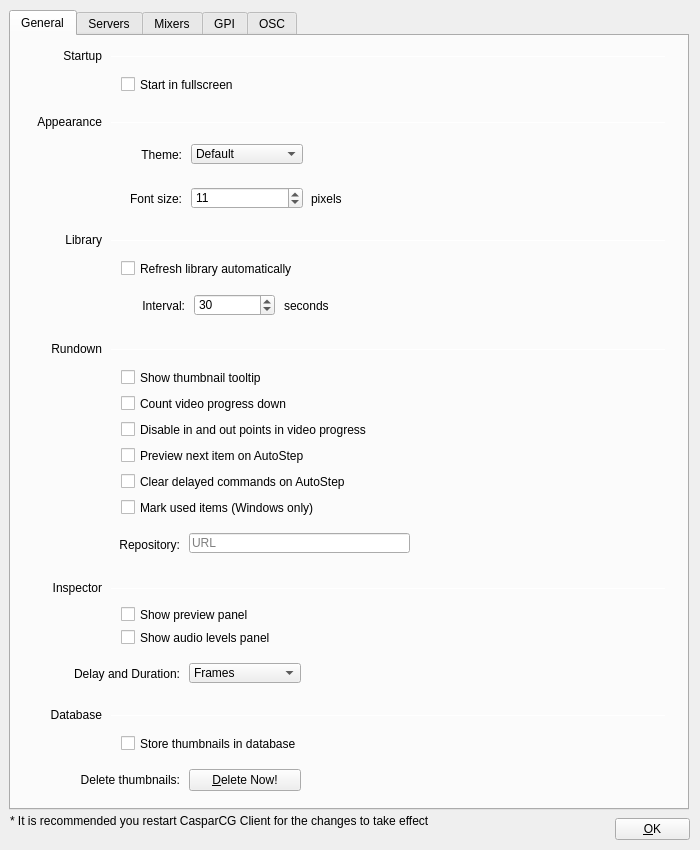
Qt form src/Widgets/SettingsDialog.ui (CasparCG/client) before a commit.
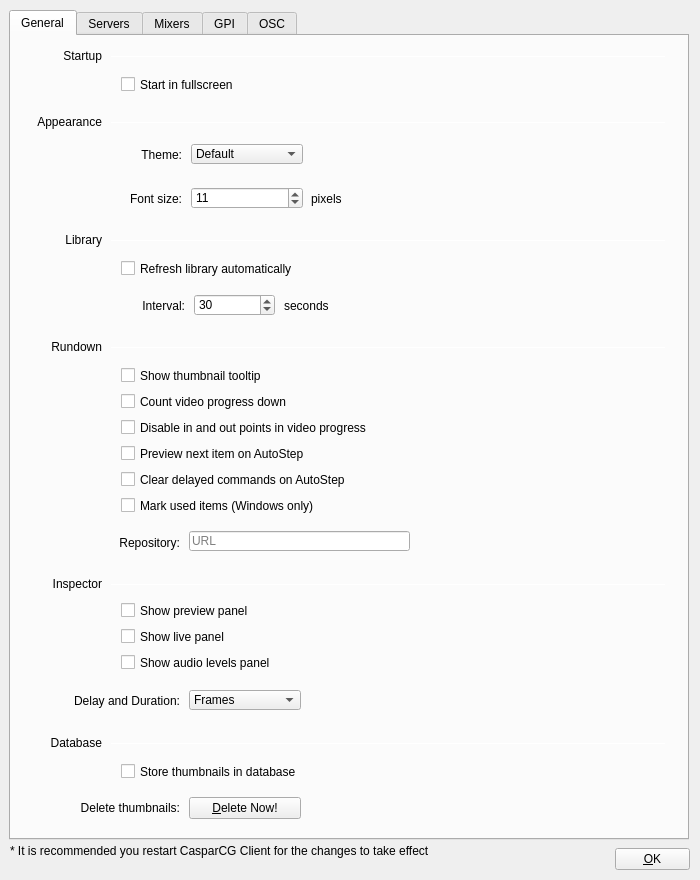
The same form after that commit.

```diff
--- a/src/Widgets/SettingsDialog.ui
+++ b/src/Widgets/SettingsDialog.ui
@@ -7,19 +7,19 @@
     <x>0</x>
     <y>0</y>
     <width>700</width>
-    <height>850</height>
+    <height>880</height>
    </rect>
   </property>
   <property name="minimumSize">
    <size>
     <width>700</width>
-    <height>850</height>
+    <height>880</height>
    </size>
   </property>
   <property name="maximumSize">
    <size>
     <width>700</width>
-    <height>850</height>
+    <height>880</height>
    </size>
   </property>
   <property name="windowTitle">
@@ -31,7 +31,7 @@
      <x>9</x>
      <y>10</y>
      <width>680</width>
-     <height>800</height>
+     <height>830</height>
     </rect>
    </property>
    <property name="focusPolicy">
@@ -254,7 +254,7 @@
      <property name="geometry">
       <rect>
        <x>10</x>
-       <y>305</y>
+       <y>303</y>
        <width>81</width>
        <height>16</height>
       </rect>
@@ -270,7 +270,7 @@
      <property name="geometry">
       <rect>
        <x>100</x>
-       <y>313</y>
+       <y>311</y>
        <width>555</width>
        <height>1</height>
       </rect>
@@ -283,7 +283,7 @@
      <property name="geometry">
       <rect>
        <x>110</x>
-       <y>333</y>
+       <y>331</y>
        <width>171</width>
        <height>17</height>
       </rect>
@@ -299,7 +299,7 @@
      <property name="geometry">
       <rect>
        <x>110</x>
-       <y>359</y>
+       <y>357</y>
        <width>201</width>
        <height>17</height>
       </rect>
@@ -315,7 +315,7 @@
      <property name="geometry">
       <rect>
        <x>110</x>
-       <y>385</y>
+       <y>383</y>
        <width>291</width>
        <height>17</height>
       </rect>
@@ -331,7 +331,7 @@
      <property name="geometry">
       <rect>
        <x>10</x>
-       <y>544</y>
+       <y>540</y>
        <width>81</width>
        <height>16</height>
       </rect>
@@ -347,7 +347,7 @@
      <property name="geometry">
       <rect>
        <x>100</x>
-       <y>552</y>
+       <y>548</y>
        <width>555</width>
        <height>1</height>
       </rect>
@@ -360,7 +360,7 @@
      <property name="geometry">
       <rect>
        <x>178</x>
-       <y>627</y>
+       <y>654</y>
        <width>112</width>
        <height>20</height>
       </rect>
@@ -386,7 +386,7 @@
      <property name="geometry">
       <rect>
        <x>28</x>
-       <y>628</y>
+       <y>655</y>
        <width>141</width>
        <height>20</height>
       </rect>
@@ -444,7 +444,7 @@
      <property name="geometry">
       <rect>
        <x>178</x>
-       <y>497</y>
+       <y>495</y>
        <width>221</width>
        <height>20</height>
       </rect>
@@ -460,7 +460,7 @@
      <property name="geometry">
       <rect>
        <x>88</x>
-       <y>499</y>
+       <y>497</y>
        <width>81</width>
        <height>20</height>
       </rect>
@@ -476,7 +476,7 @@
      <property name="geometry">
       <rect>
        <x>110</x>
-       <y>411</y>
+       <y>409</y>
        <width>291</width>
        <height>17</height>
       </rect>
@@ -492,7 +492,7 @@
      <property name="geometry">
       <rect>
        <x>110</x>
-       <y>437</y>
+       <y>435</y>
        <width>291</width>
        <height>17</height>
       </rect>
@@ -508,7 +508,7 @@
      <property name="geometry">
       <rect>
        <x>100</x>
-       <y>679</y>
+       <y>707</y>
        <width>555</width>
        <height>1</height>
       </rect>
@@ -521,7 +521,7 @@
      <property name="geometry">
       <rect>
        <x>28</x>
-       <y>734</y>
+       <y>762</y>
        <width>141</width>
        <height>20</height>
       </rect>
@@ -537,7 +537,7 @@
      <property name="geometry">
       <rect>
        <x>10</x>
-       <y>671</y>
+       <y>699</y>
        <width>81</width>
        <height>16</height>
       </rect>
@@ -553,7 +553,7 @@
      <property name="geometry">
       <rect>
        <x>178</x>
-       <y>733</y>
+       <y>761</y>
        <width>112</width>
        <height>22</height>
       </rect>
@@ -569,7 +569,7 @@
      <property name="geometry">
       <rect>
        <x>110</x>
-       <y>699</y>
+       <y>727</y>
        <width>291</width>
        <height>17</height>
       </rect>
@@ -585,7 +585,7 @@
      <property name="geometry">
       <rect>
        <x>110</x>
-       <y>463</y>
+       <y>461</y>
        <width>291</width>
        <height>17</height>
       </rect>
@@ -601,7 +601,7 @@
      <property name="geometry">
       <rect>
        <x>110</x>
-       <y>593</y>
+       <y>618</y>
        <width>171</width>
        <height>17</height>
       </rect>
@@ -617,7 +617,7 @@
      <property name="geometry">
       <rect>
        <x>110</x>
-       <y>570</y>
+       <y>566</y>
        <width>171</width>
        <height>17</height>
       </rect>
@@ -629,6 +629,22 @@
       <string>Show preview panel</string>
      </property>
     </widget>
+    <widget class="QCheckBox" name="checkBoxShowLive">
+     <property name="geometry">
+      <rect>
+       <x>110</x>
+       <y>592</y>
+       <width>171</width>
+       <height>17</height>
+      </rect>
+     </property>
+     <property name="focusPolicy">
+      <enum>Qt::NoFocus</enum>
+     </property>
+     <property name="text">
+      <string>Show live panel</string>
+     </property>
+    </widget>
    </widget>
    <widget class="QWidget" name="tabDevices">
     <attribute name="title">
@@ -3167,7 +3183,7 @@
    <property name="geometry">
     <rect>
      <x>615</x>
-     <y>818</y>
+     <y>848</y>
      <width>75</width>
      <height>22</height>
     </rect>
@@ -3183,7 +3199,7 @@
    <property name="geometry">
     <rect>
      <x>10</x>
-     <y>813</y>
+     <y>843</y>
      <width>591</width>
      <height>16</height>
     </rect>
```
Left out of the diff: 35 changed lines with no effect on the pictures.
